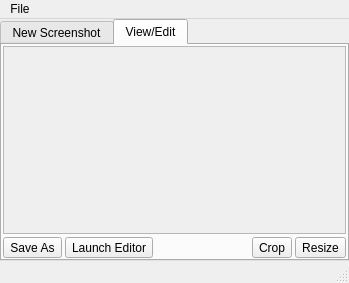
Before: the Qt Designer form src-qt5/desktop-utils/lumina-screenshot/MainUI.ui in lumina-desktop/lumina, drawn with Qt 5.
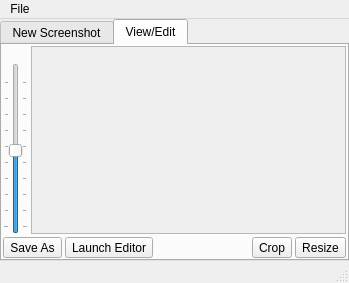
After: the same form once the commit is applied.

Commit message: Fix up the scaling options in the UI for lumina-screenshot.

```diff
--- a/src-qt5/desktop-utils/lumina-screenshot/MainUI.ui
+++ b/src-qt5/desktop-utils/lumina-screenshot/MainUI.ui
@@ -188,6 +188,53 @@
          <number>1</number>
         </property>
         <item>
+         <layout class="QHBoxLayout" name="horizontalLayout_4">
+          <item>
+           <layout class="QVBoxLayout" name="verticalLayout_4">
+            <item>
+             <widget class="QLabel" name="label_zoom_percent">
+              <property name="minimumSize">
+               <size>
+                <width>0</width>
+                <height>0</height>
+               </size>
+              </property>
+              <property name="text">
+               <string notr="true"/>
+              </property>
+              <property name="alignment">
+               <set>Qt::AlignCenter</set>
+              </property>
+             </widget>
+            </item>
+            <item>
+             <widget class="QSlider" name="slider_zoom">
+              <property name="minimum">
+               <number>5</number>
+              </property>
+              <property name="maximum">
+               <number>200</number>
+              </property>
+              <property name="singleStep">
+               <number>5</number>
+              </property>
+              <property name="value">
+               <number>100</number>
+              </property>
+              <property name="orientation">
+               <enum>Qt::Vertical</enum>
+              </property>
+              <property name="tickPosition">
+               <enum>QSlider::TicksBothSides</enum>
+              </property>
+              <property name="tickInterval">
+               <number>20</number>
+              </property>
+             </widget>
+            </item>
+           </layout>
+          </item>
+          <item>
          <widget class="QScrollArea" name="scrollArea">
           <property name="widgetResizable">
            <bool>true</bool>
@@ -197,13 +244,15 @@
             <rect>
              <x>0</x>
              <y>0</y>
-             <width>341</width>
-             <height>171</height>
+               <width>306</width>
+               <height>173</height>
             </rect>
            </property>
           </widget>
          </widget>
         </item>
+         </layout>
+        </item>
         <item>
          <layout class="QHBoxLayout" name="horizontalLayout_2">
           <item>
```
Left out of the diff: 4 changed lines with no effect on the pictures. Lines whose indentation alone changed are shown as unchanged. The commit also changes 4 other files.
